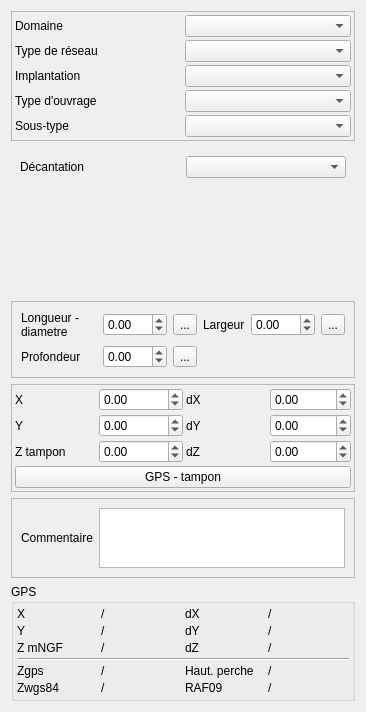
Artelia/Lamia, file Lamia/toolprepro/base2_assainissement/lamiabaseassainissement_noeud_tool_ui_CD41.ui: the form before one commit.
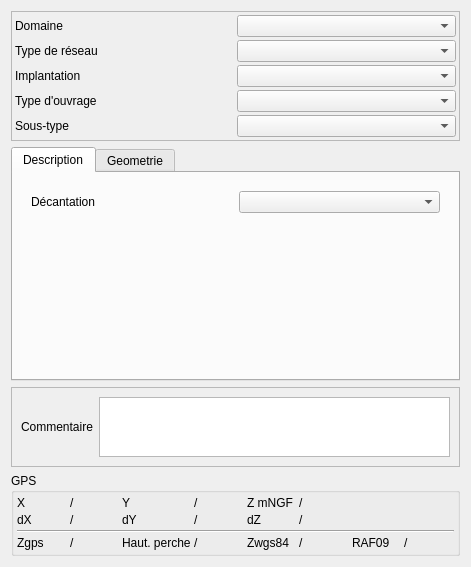
The form after the commit.

The edit to the form file:
```diff
--- a/Lamia/toolprepro/base2_assainissement/lamiabaseassainissement_noeud_tool_ui_CD41.ui
+++ b/Lamia/toolprepro/base2_assainissement/lamiabaseassainissement_noeud_tool_ui_CD41.ui
@@ -6,8 +6,8 @@
    <rect>
     <x>0</x>
     <y>0</y>
-    <width>366</width>
-    <height>677</height>
+    <width>471</width>
+    <height>531</height>
    </rect>
   </property>
   <property name="windowTitle">
@@ -98,6 +98,16 @@
     </widget>
    </item>
    <item>
+    <widget class="QTabWidget" name="tabWidget">
+     <property name="currentIndex">
+      <number>0</number>
+     </property>
+     <widget class="QWidget" name="tab">
+      <attribute name="title">
+       <string>Description</string>
+      </attribute>
+      <layout class="QVBoxLayout" name="verticalLayout_3">
+       <item>
     <widget class="QStackedWidget" name="stackedWidget">
      <property name="currentIndex">
       <number>4</number>
@@ -405,6 +415,13 @@
      </widget>
     </widget>
    </item>
+      </layout>
+     </widget>
+     <widget class="QWidget" name="tab_2">
+      <attribute name="title">
+       <string>Geometrie</string>
+      </attribute>
+      <layout class="QVBoxLayout" name="verticalLayout_4">
    <item>
     <widget class="QFrame" name="frame_5">
      <property name="frameShape">
@@ -643,6 +660,10 @@
      </layout>
     </widget>
    </item>
+      </layout>
+     </widget>
+    </widget>
+   </item>
    <item>
     <widget class="QFrame" name="frame_2">
      <property name="frameShape">
@@ -696,132 +717,141 @@
      <property name="title">
       <string>GPS</string>
      </property>
-     <layout class="QGridLayout" name="gridLayout_4">
-      <property name="margin">
+     <layout class="QGridLayout" name="gridLayout_17">
+      <property name="leftMargin">
+       <number>3</number>
+      </property>
+      <property name="topMargin">
+       <number>3</number>
+      </property>
+      <property name="rightMargin">
+       <number>3</number>
+      </property>
+      <property name="bottomMargin">
        <number>3</number>
       </property>
       <property name="spacing">
        <number>3</number>
       </property>
-      <item row="4" column="1">
-       <widget class="QLabel" name="label_zgps">
+      <item row="0" column="3">
+       <widget class="QLabel" name="label_Y">
         <property name="text">
          <string>/</string>
         </property>
        </widget>
       </item>
-      <item row="5" column="3">
-       <widget class="QLabel" name="label_raf09">
+      <item row="0" column="2">
+       <widget class="QLabel" name="label_64">
         <property name="text">
+         <string>Y</string>
+        </property>
+       </widget>
+      </item>
+      <item row="1" column="5">
+       <widget class="QLabel" name="label_dZ">
+        <property name="text">
          <string>/</string>
         </property>
        </widget>
       </item>
-      <item row="5" column="2">
-       <widget class="QLabel" name="label_20">
+      <item row="0" column="5">
+       <widget class="QLabel" name="label_Z">
+        <property name="text">
+         <string>/</string>
+        </property>
+       </widget>
+      </item>
+      <item row="1" column="1">
+       <widget class="QLabel" name="label_dX">
+        <property name="text">
+         <string>/</string>
+        </property>
+       </widget>
+      </item>
+      <item row="3" column="6">
+       <widget class="QLabel" name="label_61">
         <property name="text">
          <string>RAF09</string>
         </property>
        </widget>
       </item>
-      <item row="4" column="0">
-       <widget class="QLabel" name="label_4">
+      <item row="1" column="4">
+       <widget class="QLabel" name="label_68">
+        <property name="text">
+         <string>dZ</string>
+        </property>
+       </widget>
+      </item>
+      <item row="1" column="0">
+       <widget class="QLabel" name="label_65">
+        <property name="text">
+         <string>dX</string>
+        </property>
+       </widget>
+      </item>
+      <item row="1" column="2">
+       <widget class="QLabel" name="label_67">
+        <property name="text">
+         <string>dY</string>
+        </property>
+       </widget>
+      </item>
+      <item row="1" column="3">
+       <widget class="QLabel" name="label_dY">
+        <property name="text">
+         <string>/</string>
+        </property>
+       </widget>
+      </item>
+      <item row="3" column="0">
+       <widget class="QLabel" name="label_62">
         <property name="text">
          <string>Zgps</string>
         </property>
        </widget>
       </item>
-      <item row="5" column="1">
+      <item row="0" column="4">
+       <widget class="QLabel" name="label_66">
+        <property name="text">
+         <string>Z mNGF</string>
+        </property>
+       </widget>
+      </item>
+      <item row="3" column="1">
+       <widget class="QLabel" name="label_zgps">
+        <property name="text">
+         <string>/</string>
+        </property>
+       </widget>
+      </item>
+      <item row="3" column="3">
+       <widget class="QLabel" name="label_hautperche">
+        <property name="text">
+         <string>/</string>
+        </property>
+       </widget>
+      </item>
+      <item row="3" column="2">
+       <widget class="QLabel" name="label_70">
+        <property name="text">
+         <string>Haut. perche</string>
+        </property>
+       </widget>
+      </item>
+      <item row="3" column="5">
        <widget class="QLabel" name="label_zwgs84">
         <property name="text">
          <string>/</string>
         </property>
        </widget>
       </item>
-      <item row="5" column="0">
-       <widget class="QLabel" name="label_17">
+      <item row="3" column="4">
+       <widget class="QLabel" name="label_63">
         <property name="text">
          <string>Zwgs84</string>
         </property>
        </widget>
       </item>
-      <item row="2" column="1">
-       <widget class="QLabel" name="label_Z">
-        <property name="text">
-         <string>/</string>
-        </property>
-       </widget>
-      </item>
-      <item row="1" column="0">
-       <widget class="QLabel" name="label_9">
-        <property name="text">
-         <string>Y</string>
-        </property>
-       </widget>
-      </item>
-      <item row="0" column="3">
-       <widget class="QLabel" name="label_dX">
-        <property name="text">
-         <string>/</string>
-        </property>
-       </widget>
-      </item>
-      <item row="0" column="2">
-       <widget class="QLabel" name="label_10">
-        <property name="text">
-         <string>dX</string>
-        </property>
-       </widget>
-      </item>
-      <item row="2" column="0">
-       <widget class="QLabel" name="label_11">
-        <property name="text">
-         <string>Z mNGF</string>
-        </property>
-       </widget>
-      </item>
-      <item row="1" column="2">
-       <widget class="QLabel" name="label_12">
-        <property name="text">
-         <string>dY</string>
-        </property>
-       </widget>
-      </item>
-      <item row="1" column="3">
-       <widget class="QLabel" name="label_dY">
-        <property name="text">
-         <string>/</string>
-        </property>
-       </widget>
-      </item>
-      <item row="1" column="1">
-       <widget class="QLabel" name="label_Y">
-        <property name="text">
-         <string>/</string>
-        </property>
-       </widget>
-      </item>
-      <item row="2" column="2">
-       <widget class="QLabel" name="label_13">
-        <property name="text">
-         <string>dZ</string>
-        </property>
-       </widget>
-      </item>
-      <item row="0" column="0">
-       <widget class="QLabel" name="label_14">
-        <property name="text">
-         <string>X</string>
-        </property>
-       </widget>
-      </item>
-      <item row="2" column="3">
-       <widget class="QLabel" name="label_dZ">
-        <property name="text">
-         <string>/</string>
-        </property>
-       </widget>
-      </item>
       <item row="0" column="1">
        <widget class="QLabel" name="label_X">
         <property name="text">
@@ -829,27 +859,27 @@
         </property>
        </widget>
       </item>
-      <item row="3" column="0" colspan="4">
+      <item row="0" column="0">
+       <widget class="QLabel" name="label_69">
+        <property name="text">
+         <string>X</string>
+        </property>
+       </widget>
+      </item>
+      <item row="3" column="7">
+       <widget class="QLabel" name="label_raf09">
+        <property name="text">
+         <string>/</string>
+        </property>
+       </widget>
+      </item>
+      <item row="2" column="0" colspan="8">
        <widget class="Line" name="line">
         <property name="orientation">
          <enum>Qt::Horizontal</enum>
         </property>
        </widget>
       </item>
-      <item row="4" column="2">
-       <widget class="QLabel" name="label_19">
-        <property name="text">
-         <string>Haut. perche</string>
-        </property>
-       </widget>
-      </item>
-      <item row="4" column="3">
-       <widget class="QLabel" name="label_hautperche">
-        <property name="text">
-         <string>/</string>
-        </property>
-       </widget>
-      </item>
      </layout>
     </widget>
    </item>
```
Left out of the diff: 135 changed lines with no effect on the pictures. Lines whose indentation alone changed are shown as unchanged.
